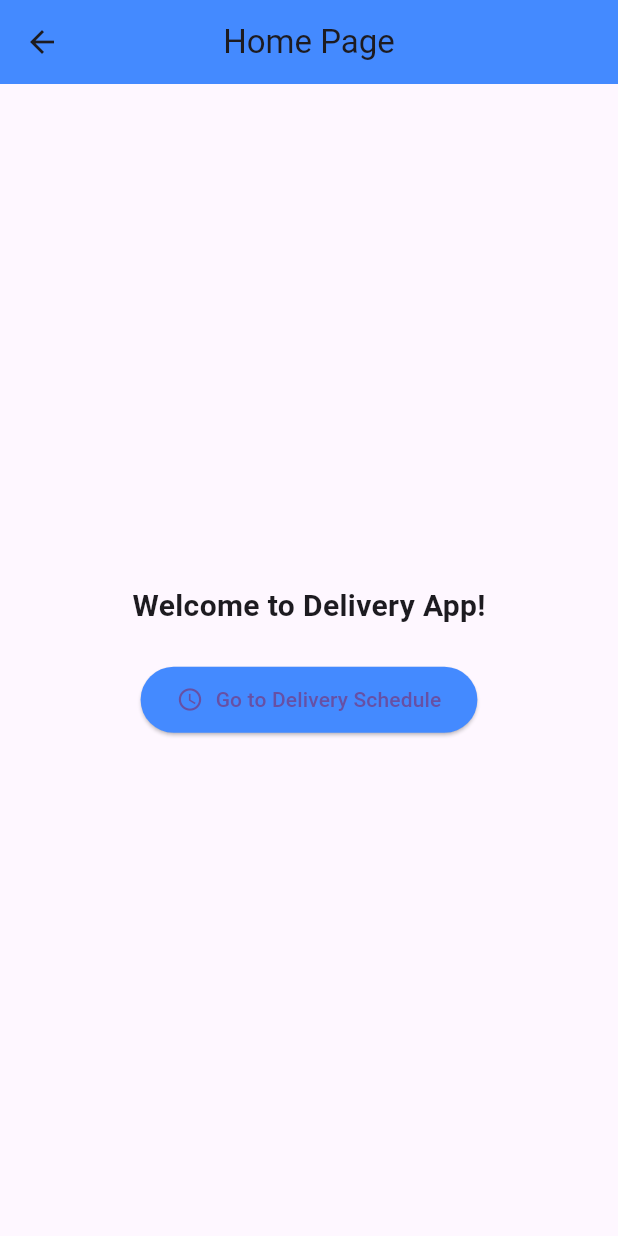
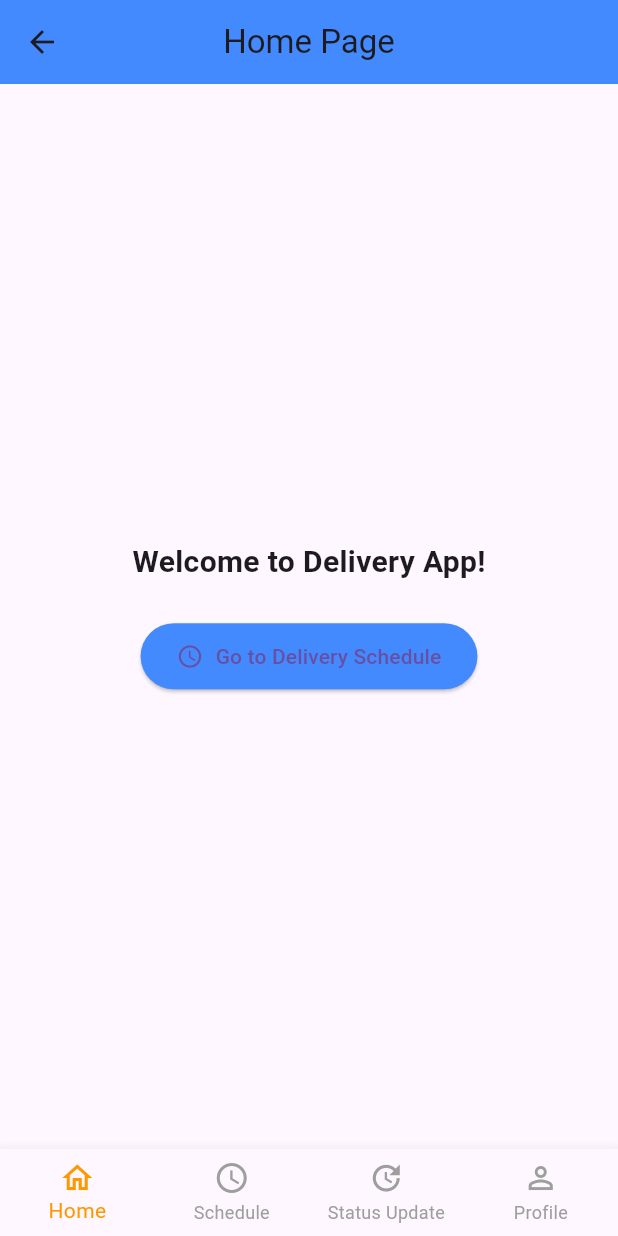
Before and after one commit to Jlya1212/fluttter_project, a Flutter app: the HomePage screen opened by its route, on a phone screen of 412 x 824 dp. Run offline on Flutter 3.47's test engine with Material 3 defaults, Android fonts, the phone set to English and light mode, and no system bars; accounts and stored records are empty; statements that could not run were skipped.

Commit message:
add(bottom navigator bar )

```diff
--- a/lib/Router/Router.dart
+++ b/lib/Router/Router.dart
@@ -1,9 +1,11 @@
 import 'package:flutter/material.dart';
 import 'package:fluttter_project/View/Login_Page.dart';
 import 'package:fluttter_project/Models/Task.dart';
+import 'package:fluttter_project/ViewModel/UserController.dart';
 import '../View/home_page.dart';
 import '../View/TaskSchedule_Page.dart';
 import '../View/TaskDetails_Page.dart';
+import '../View/Profile_Page.dart';
 class AppRouter {
   static Route<dynamic>? onGenerateRoute(RouteSettings settings) {
     switch (settings.name) {
@@ -22,6 +24,11 @@ class AppRouter {
         return MaterialPageRoute(builder: (_) => const HomePage());
       case LoginPage.routeName:
         return MaterialPageRoute(builder: (_) => const LoginPage());
+      case ProfilePage.routeName:
+        final userController = settings.arguments as UserController;
+        return MaterialPageRoute(
+          builder: (_) => ProfilePage(controller: userController),
+        );
       default:
         return MaterialPageRoute(
           builder: (_) => const Scaffold(
--- a/lib/View/Home_Page.dart
+++ b/lib/View/Home_Page.dart
@@ -1,10 +1,21 @@
 import 'package:flutter/material.dart';
+import 'package:fluttter_project/Repository/MockUpRepository.dart';
+import 'package:fluttter_project/View/Profile_Page.dart';
+import 'package:fluttter_project/ViewModel/UserController.dart';
 import 'TaskSchedule_Page.dart'; // import to access routeName
 
-class HomePage extends StatelessWidget {
+class HomePage extends StatefulWidget {
   const HomePage({super.key});
 
   static const routeName = '/home';
+
+  @override
+  State<HomePage> createState() => _HomePageState();
+}
+
+class _HomePageState extends State<HomePage> {
+  int _currentIndex = 0;
+
   @override
   Widget build(BuildContext context) {
     return Scaffold(
@@ -39,6 +50,36 @@ class HomePage extends StatelessWidget {
           ],
         ),
       ),
+      bottomNavigationBar: BottomNavigationBar(
+        type: BottomNavigationBarType.fixed,
+        currentIndex: _currentIndex, // track active tab
+        selectedItemColor: Colors.orange,
+        unselectedItemColor: Colors.grey,
+        onTap: (index) {
+          setState(() => _currentIndex = index); // update tab
+
+          switch (index) {
+            case 0:
+              Navigator.pushNamed(context, HomePage.routeName);
+              break;
+            case 1:
+              Navigator.pushNamed(context, DeliverySchedulePage.routeName);
+              break;
+            case 2:
+              Navigator.pushNamed(context, '/status');
+              break;
+            case 3:
+              Navigator.pushNamed(context, ProfilePage.routeName, arguments: UserController(MockUpRepository()));
+              break;
+          }
+        },
+        items: const [
+          BottomNavigationBarItem(icon: Icon(Icons.home_outlined), label: 'Home'),
+          BottomNavigationBarItem(icon: Icon(Icons.schedule), label: 'Schedule'),
+          BottomNavigationBarItem(icon: Icon(Icons.update), label: 'Status Update'),
+          BottomNavigationBarItem(icon: Icon(Icons.person_outline), label: 'Profile'),
+        ],
+      ),
     );
   }
 }
--- a/lib/main.dart
+++ b/lib/main.dart
@@ -12,7 +12,7 @@ class MyApp extends StatelessWidget {
     return MaterialApp(
       title: 'Delivery App',
       onGenerateRoute: AppRouter.onGenerateRoute,
-      initialRoute: '/',
+      initialRoute: '/home',
     );
   }
 }
```
Also changed, not shown: lib/Common/TaskCard.dart (+0 -13 lines), lib/View/TaskSchedule_Page.dart (+29 -5 lines).
